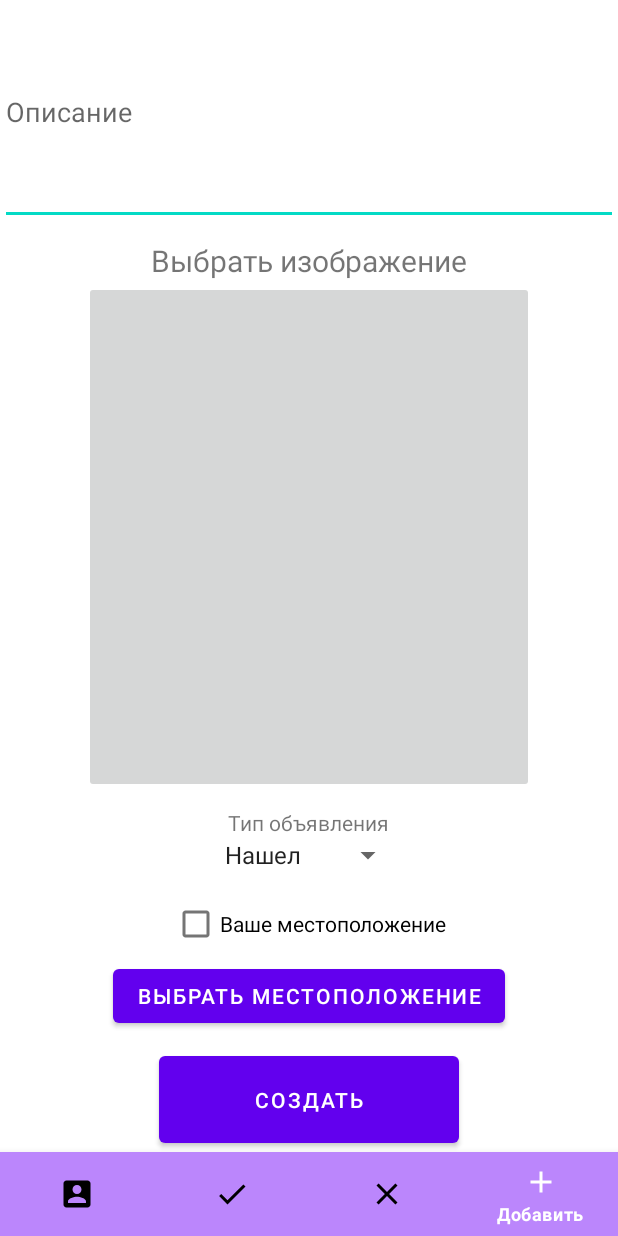
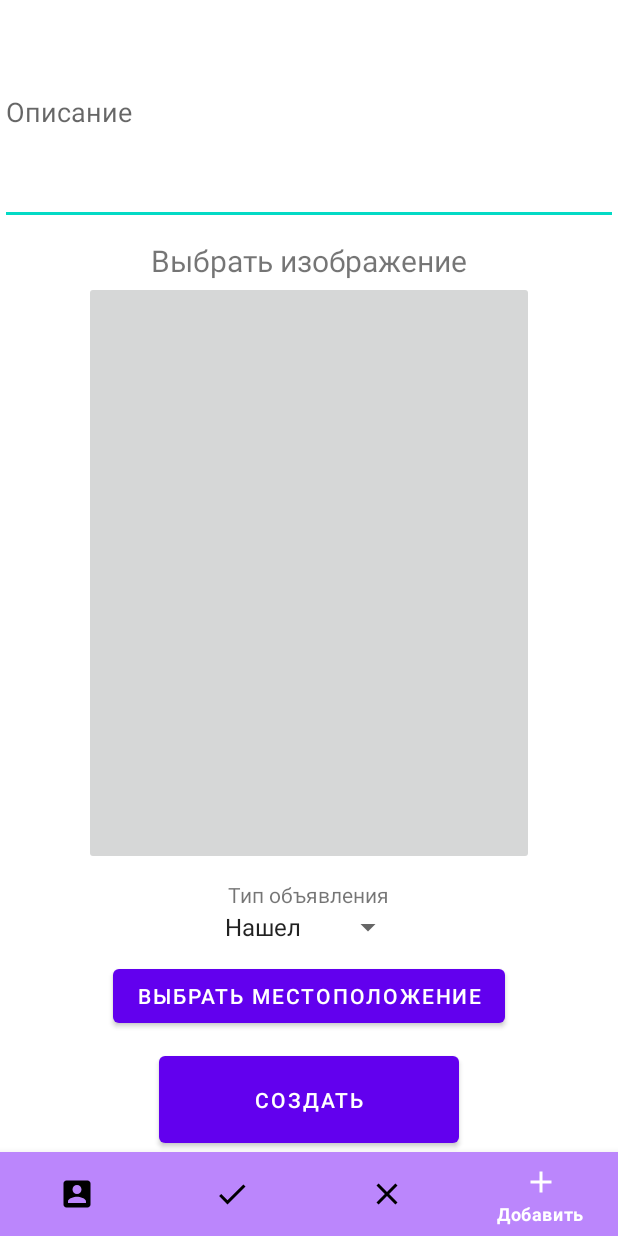
Before and after one commit to MAL1S/LostAndFound, an Android app: the AddActivity screen opened directly, with no data from a screen before it, on a phone screen of 412 x 824 dp. Run offline under Robolectric (Android 15) with nearby library versions, the phone set to English and light mode, and no system bars; our stand-ins replace Firebase (no records; nobody signed in at launch, a user with empty details on screens opened directly).

```diff
--- a/app/src/main/AndroidManifest.xml
+++ b/app/src/main/AndroidManifest.xml
@@ -35,9 +35,9 @@
         <activity android:name=".MapsActivity2"></activity>
         <activity android:name=".AccountActivity"/>
         <activity android:name=".FoundActivity"/>
-        <activity android:name=".AddActivity" />
+        <activity android:name=".ResponseActivity" />
         <activity android:name=".LostActivity" />
-        <activity android:name=".ResponseActivity" >
+        <activity android:name=".AddActivity" >
 
 
         </activity>
--- a/app/src/main/java/com/example/lostandfound/AddActivity.java
+++ b/app/src/main/java/com/example/lostandfound/AddActivity.java
@@ -30,7 +30,6 @@ import android.widget.ImageButton;
 import android.widget.Spinner;
 import android.widget.Toast;
 
-import com.google.android.gms.maps.model.LatLng;
 import com.google.firebase.database.DataSnapshot;
 import com.google.firebase.database.DatabaseError;
 import com.google.firebase.database.DatabaseReference;
@@ -50,6 +49,7 @@ public class AddActivity extends AppCompatActivity implements ValueEventListener
     Spinner spinner;
     EditText text;
     public static final int PICK_IMAGE = 1;
+    public static final int PICK_COORDINATES = 2;
     Bitmap picture;
     DatabaseReference dbRef;
     static int id = 0;
@@ -59,9 +59,13 @@ public class AddActivity extends AppCompatActivity implements ValueEventListener
         super.onCreate(savedInstanceState);
         setContentView(R.layout.activity_add);
 
+        text = findViewById(R.id.createText);
+
         i = getIntent();
         lat = getIntent().getDoubleExtra("lat", 43.8);
         lon = getIntent().getDoubleExtra("lon", 124.12);
+        String info = getIntent().getStringExtra("text");
+        text.setText(info);
         if (lat != 43.8) Toast.makeText(this, "Это с тост с карты", Toast.LENGTH_SHORT).show();
         else Toast.makeText(this, "Это с тост с менюхи", Toast.LENGTH_SHORT).show();
 
@@ -101,7 +105,7 @@ public class AddActivity extends AppCompatActivity implements ValueEventListener
         pickCoordinatesButton = findViewById(R.id.pickCoordinates);
         pictureButton = findViewById(R.id.createPictureButton);
         spinner = findViewById(R.id.spinnerTheme);
-        text = findViewById(R.id.createText);
+
 
         dbRef = FirebaseDatabase.getInstance().getReference();
         dbRef.child("record").addValueEventListener(this); // следим за изменением данных
@@ -142,6 +146,7 @@ public class AddActivity extends AppCompatActivity implements ValueEventListener
             @Override
             public void onClick(View v) {
                 Intent i = new Intent(AddActivity.this, MapsActivity2.class);
+                i.putExtra("text", text.getText().toString());
                 startActivity(i);
             }
         });
--- a/app/src/main/java/com/example/lostandfound/MapsActivity2.java
+++ b/app/src/main/java/com/example/lostandfound/MapsActivity2.java
@@ -66,11 +66,13 @@ public class MapsActivity2 extends FragmentActivity implements OnMapReadyCallbac
         button.setOnClickListener(new View.OnClickListener() {
             @Override
             public void onClick(View view) {
+                Intent intent = getIntent();
+                String text = intent.getStringExtra("text");
                 Intent i = new Intent(MapsActivity2.this, AddActivity.class);
                 i.putExtra("check", "true");
                 i.putExtra("lat", marker.getPosition().latitude);
                 i.putExtra("lon", marker.getPosition().longitude);
-                startActivity(i);
+                i.putExtra("text", text);
             }
         });
 
--- a/app/src/main/res/layout/activity_add.xml
+++ b/app/src/main/res/layout/activity_add.xml
@@ -50,20 +50,12 @@
 
         <Spinner
             android:id="@+id/spinnerTheme"
-            android:layout_above="@+id/checkBox"
+            android:layout_above="@+id/pickCoordinates"
             android:layout_centerInParent="true"
             android:layout_marginBottom="10dp"
             android:layout_width="wrap_content"
             android:layout_height="wrap_content"
             android:entries="@array/themes"/>
-
-        <CheckBox
-            android:id="@+id/checkBox"
-            android:text="Ваше местоположение"
-            android:layout_centerInParent="true"
-            android:layout_above="@id/pickCoordinates"
-            android:layout_width="wrap_content"
-            android:layout_height="wrap_content"/>
 
         <Button
             android:id="@+id/pickCoordinates"
```
Also changed, not shown: app/src/main/java/com/example/lostandfound/AdViewActivity.java (+9 -0 lines), app/src/main/java/com/example/lostandfound/Response.java (added, +17 -0 lines), app/src/main/java/com/example/lostandfound/ResponseActivity.java (+13 -2 lines), app/src/main/res/values/google_maps_api.xml (added, +17 -0 lines).
